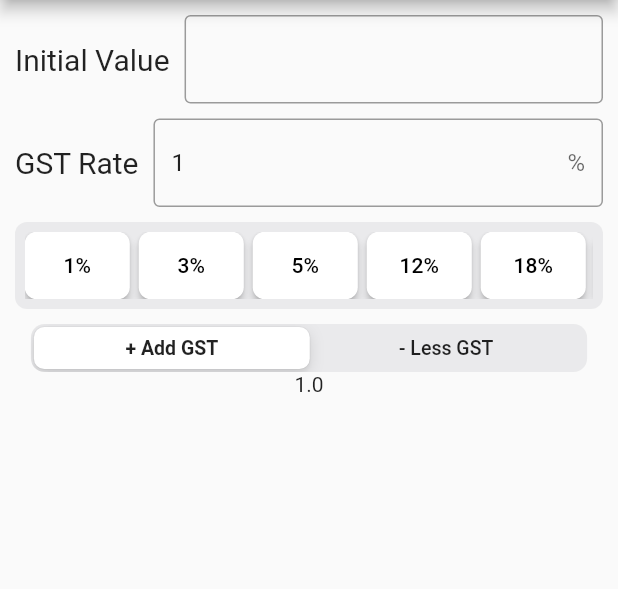
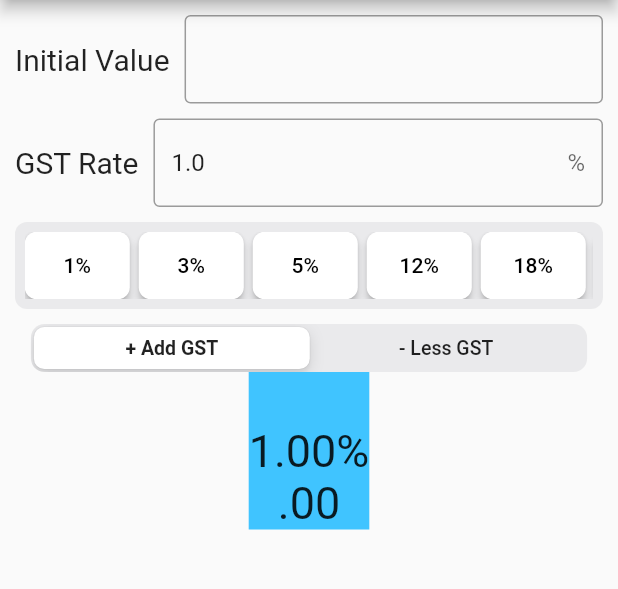
Before and after one commit to a-k-14/gst_now, a Flutter app: the screen it shows after launch, after a tap on "1%", on a phone screen of 412 x 824 dp, the part 84-673 px from its top. Run offline on Flutter 3.47's test engine with Material 2 defaults, Android fonts, the phone set to English and light mode, and no system bars.

Commit message:
Updates 23-7-21

```diff
--- a/lib/main.dart
+++ b/lib/main.dart
@@ -1,5 +1,18 @@
 import 'package:flutter/cupertino.dart';
 import 'package:flutter/material.dart';
+import 'package:flutter/services.dart';
+import 'package:intl/intl.dart';
+
+/*
+NOTE:
+1. Initial Value - 12 digits incl decimal separator and 2 digits after decimal
+1. GST Rate - 8 digits incl decimal separator and 2 digits after decimal
+TODO: decimals precision - how many and option to set by user
+1. keyboard type in iOS and number validations in iOS
+2. Suffix %
+3. default rate
+4. edit rates and change the order
+*/
 
 void main() => runApp(MyApp());
 
@@ -19,13 +32,14 @@
 }
 
 class GSTHomePage extends StatefulWidget {
-  // This widget is the home page of your application.
+  // This widget is the home page of application.
 
   // This class is the configuration for the state. It holds the values (in this
   // case the title) provided by the parent (in this case the MyApp widget) and
   // used by the build method of the State.
   // Fields in a Widget subclass are always marked "final".
 
+  // Title on App Bar
   final String title;
 
   GSTHomePage({this.title});
@@ -39,39 +53,57 @@
   double textSize = 20;
   double borderRadius = 8;
 
-  double initialValue = 0;
-  // To store the GST rate for calculations
-  double gstRate = 0;
   // To set the value in GST Rate text field on click of GST Rate Button
   TextEditingController gstRateController = TextEditingController();
 
-  // To avoid calling setState in every GSTRateButton we use this
-  // r is the rate of the respective button
+  double initialValue = 0;
+  // To store the GST rate for calculations
+  // double gstRate = 0;
+
+  @override
+  void initState() {
+    // This is used to make sure the controller works like onChanged method of TextField
+    gstRateController.addListener(() {
+      setState(() {});
+    });
+    super.initState();
+  }
+
+  @override
+  void dispose() {
+    // To ensure we discard any resources used by the controller object
+    gstRateController.dispose();
+    super.dispose();
+  }
+
   gstRateSetter(double r) {
     /*
+    To avoid calling setState in every GSTRateButton we use this
+    r is the rate of the respective button
+    Here we set the value of gstRateController when the GST Rate Button is clicked
+    The controller in turn display the value inside the TextField
     We set this outside setState so that we can avoid rebuilds
     Also, this works outside setState
-    We use TextEditingValue to get around the issue that cursor will be at the
+    We use TextEditingValue and offset to get around the issue that cursor will be at the
     beginning when we click the GST Rate Button and the set the value inside the
     GST Rate TextField
     */
-    // gstRateController.value = TextEditingValue(
-    //   text: r.toInt().toString(),
-    //   selection: TextSelection.fromPosition(
-    //     TextPosition(offset: r.toInt().toString().length),
-    //   ),
-    // );
+    gstRateController.value = TextEditingValue(
+      text: r.toString(),
+      selection: TextSelection.fromPosition(
+        TextPosition(offset: r.toString().length),
+      ),
+    );
     print('$r GST Rate Button clicked');
-    gstRateController.text = r.toInt().toString();
     print('controller value: ${gstRateController.text}');
-    setState(() {
-      gstRate = double.parse(gstRateController.text);
-    });
+    // setState(() {
+    //   gstRate = double.parse(gstRateController.text);
+    // });
   }
 
   @override
+  // This method is rerun every time setState is called
   Widget build(BuildContext context) {
-    // This method is rerun every time setState is called
     return GestureDetector(
       // To enable tap anywhere to dismiss keyboard
       // If we wrap this around body of Scaffold, it does not dismiss keyboard when we tap on some places
@@ -81,7 +113,7 @@
       child: Scaffold(
         appBar: AppBar(
           // Here we take the value from the GSTHomePage object that was created by
-          // the App.build method, and use it to set our appbar title.
+          // the App build method, and use it to set our appbar title.
           title: Text(widget.title),
         ),
         body: SingleChildScrollView(
@@ -103,8 +135,38 @@
                       // We wrap TextField in expanded as TF needs bounded width
                       // and row provides unbounded width
                       child: TextField(
-                        keyboardType: TextInputType.number,
+                        keyboardType:
+                            // TODO: We use numberWithOptions as iOS may not provide decimal with just number
+                            TextInputType.numberWithOptions(decimal: true),
+                        // maxLength: 10,
+                        inputFormatters: [
+                          // To allow decimal point only once and up to 2 decimal places
+                          // To deny space
+                          FilteringTextInputFormatter.allow(
+                            RegExp(r'(^\d*\.?(\d{0,2}))'),
+                          ),
+                          // To limit the number of digits
+                          // We can use 'maxLength' & 'counterText' alternatively
+                          LengthLimitingTextInputFormatter(12),
+                        ],
+                        onChanged: (value) {
+                          setState(() {
+                            print(initialValue
+                                .toStringAsFixed(0)
+                                .replaceFirst('0', '')
+                                .isEmpty);
+                            print(initialValue
+                                .toStringAsFixed(0)
+                                .replaceFirst('0', ''));
+                            if (value.isNotEmpty) {
+                              initialValue = double.parse(value);
+                            } else if (value.isEmpty) {
+                              initialValue = 0;
+                            }
+                          });
+                        },
                         decoration: InputDecoration(
+                          // counterText: '',
                           border: OutlineInputBorder(),
                         ),
                       ),
@@ -115,7 +177,7 @@
                   //  GST Rate segment
                   margin: EdgeInsets.only(top: padding),
                   child: Column(
-                    crossAxisAlignment: CrossAxisAlignment.start,
+                    // crossAxisAlignment: CrossAxisAlignment.start,
                     children: [
                       Row(
                         children: [
@@ -128,8 +190,16 @@
                             child: TextField(
                               // To set the value on click of GST Rate Button
                               controller: gstRateController,
-
                               keyboardType: TextInputType.number,
+                              inputFormatters: [
+                                // To allow decimal point only once and up to 2 decimal places
+                                // To deny space
+                                FilteringTextInputFormatter.allow(
+                                  RegExp(r'(^\d*\.?(\d{0,2}))'),
+                                ),
+                                // To limit the number of digits
+                                LengthLimitingTextInputFormatter(9),
+                              ],
                               decoration: InputDecoration(
                                 suffix: Text('%'),
                                 border: OutlineInputBorder(),
@@ -186,12 +256,48 @@
                   ),
                 ),
                 SizedBox(height: 10),
-                SingleChildScrollView(child: GSTOperatorTab()),
-                Text(gstRate.toString()),
+                GSTOperatorTab(),
+                gstSummary(),
               ],
             ),
           ),
         ),
+      ),
+    );
+  }
+
+  Widget gstSummary() {
+    // This check is to avoid 'Invalid Double' error when the filed is empty
+    double rateDouble = gstRateController.text.isEmpty
+        ? 0
+        : double.parse(gstRateController.text);
+    double result = initialValue * rateDouble;
+
+    // Is this optimal
+    bool b = initialValue.toStringAsFixed(0).replaceFirst('0', '').isEmpty;
+
+    // To ensure commas
+    // var f = NumberFormat.currency(decimalDigits: 2, name: '', locale: 'en_IN');
+    var f = NumberFormat('#,##,###.00', 'en_IN');
+
+    return Container(
+      color: Colors.lightBlueAccent,
+      child: Column(
+        children: [
+          Text(
+            b ? '' : f.format(initialValue),
+            style: TextStyle(fontSize: 30),
+          ),
+          // This is to make sure rate is displayed with decimals
+          Text(
+            f.format(rateDouble) + '%',
+            style: TextStyle(fontSize: 30),
+          ),
+          Text(
+            f.format(result),
+            style: TextStyle(fontSize: 30),
+          ),
+        ],
       ),
     );
   }
--- a/pubspec.yaml
+++ b/pubspec.yaml
@@ -23,6 +23,7 @@
 dependencies:
   flutter:
     sdk: flutter
+  intl: ^0.17.0
 
 
   # The following adds the Cupertino Icons font to your application.
```
Also changed, not shown: pubspec.lock.
